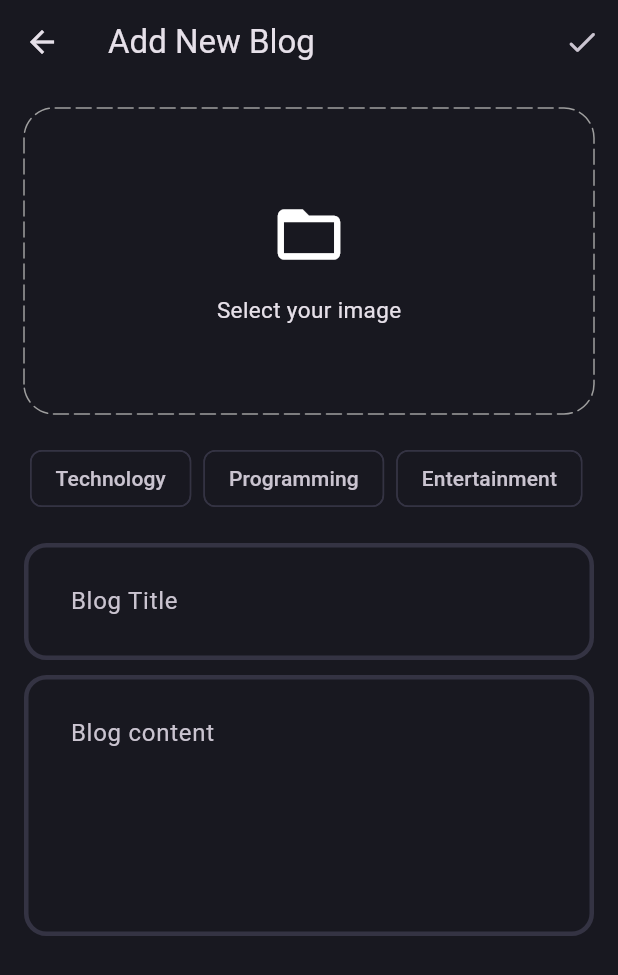
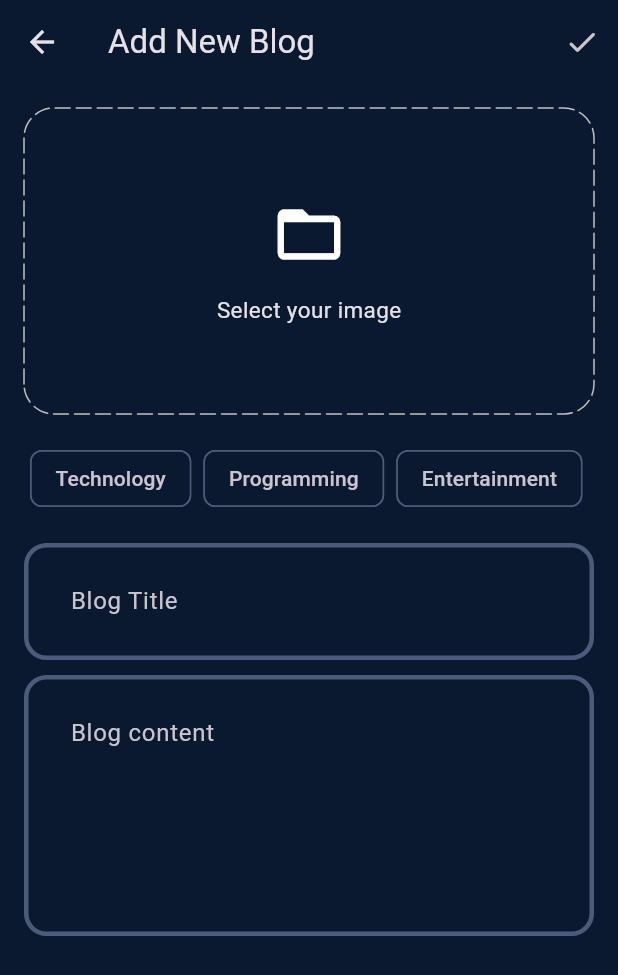
Before and after one commit to OdaFra/blogapp, a Flutter app: the AddNewBlogPage screen opened directly, on a phone screen of 412 x 824 dp. Shown: the top 975 px of the screen. Run offline on Flutter 3.47's test engine with Material 3 defaults, Android fonts, the phone set to English and light mode, and no system bars; drawn by our look-alikes of dotted_border; our stand-ins replace flutter_bloc, flutter_dotenv, fpdart, get_it, image_picker, internet_connection_checker_plus and 1 more; accounts and stored records are empty; statements that could not run were skipped.

Commit message:
refactor: Actualizamos los colores para la app y aplicamos un validador de format_date para la fecha obtenida

```diff
--- a/lib/src/core/theme/color_theme.dart
+++ b/lib/src/core/theme/color_theme.dart
@@ -1,13 +1,16 @@
 import 'package:flutter/material.dart';
 
 class ColorTheme {
-  static const Color backgroundColor = Color.fromRGBO(24, 24, 32, 1);
-  static const Color gradient1 = Color(0xFF006DA4);
-  static const Color gradient2 = Color(0xFF128BC7);
-  static const Color gradient3 = Color(0xFF8AAEED);
-  static const Color borderColor = Color.fromRGBO(52, 51, 67, 1);
+  static const Color backgroundColor =
+      Color(0xFF0A192F); // Azul marino profundo
+  static const Color gradient1 = Color(0xFF5E60CE); // Azul violeta vibrante
+  static const Color gradient2 = Color(0xFF4EA8DE); // Azul cielo llamativo
+  static const Color gradient3 = Color(0xFF48BFE3); // Azul turquesa fresco
+  static const Color borderColor =
+      Color(0xFF4C5B7B); // Azul grisáceo más visible
   static const Color whiteColor = Colors.white;
-  static const Color greyColor = Colors.grey;
-  static Color errorColor = Colors.red.shade300;
+  static const Color greyColor = Color(0xFFC0C0C0); // Gris claro suave
+  static Color errorColor =
+      const Color(0xFFE63946); // Rojo más fuerte y visible
   static const Color transparentColor = Colors.transparent;
 }
--- /dev/null
+++ b/lib/src/core/utils/format_date.dart
@@ -0,0 +1,5 @@
+import 'package:intl/intl.dart';
+
+String formatDateBydMMMYYYY(DateTime dateTime) {
+  return DateFormat('d MMM yyyy').format(dateTime);
+}
```
